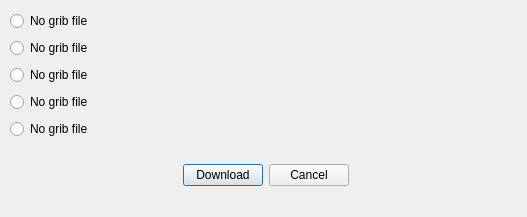
nohal/qtVlm, file src/Ui/DialogVLM_grib.ui: the form before one commit.
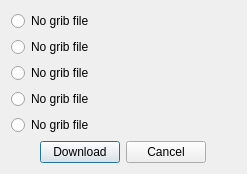
The form after the commit.

Patch:
```diff
--- a/src/Ui/DialogVLM_grib.ui
+++ b/src/Ui/DialogVLM_grib.ui
@@ -6,23 +6,14 @@
    <rect>
     <x>0</x>
     <y>0</y>
-    <width>527</width>
-    <height>217</height>
+    <width>247</width>
+    <height>157</height>
    </rect>
   </property>
   <property name="windowTitle">
    <string>VLM grib download</string>
   </property>
-  <widget class="QWidget" name="layoutWidget">
-   <property name="geometry">
-    <rect>
-     <x>10</x>
-     <y>10</y>
-     <width>511</width>
-     <height>131</height>
-    </rect>
-   </property>
-   <layout class="QVBoxLayout" name="verticalLayout">
+  <layout class="QVBoxLayout" name="verticalLayout_2">
     <item>
      <widget class="QRadioButton" name="radio1">
       <property name="text">
@@ -58,17 +49,7 @@
       </property>
      </widget>
     </item>
-   </layout>
-  </widget>
-  <widget class="QWidget" name="layoutWidget">
-   <property name="geometry">
-    <rect>
-     <x>10</x>
-     <y>160</y>
-     <width>511</width>
-     <height>30</height>
-    </rect>
-   </property>
+   <item>
    <layout class="QHBoxLayout" name="horizontalLayout">
     <item>
      <spacer name="horizontalSpacer">
@@ -111,7 +92,8 @@
      </spacer>
     </item>
    </layout>
-  </widget>
+   </item>
+  </layout>
  </widget>
  <resources/>
  <connections>
```
Lines whose indentation alone changed are shown as unchanged.
